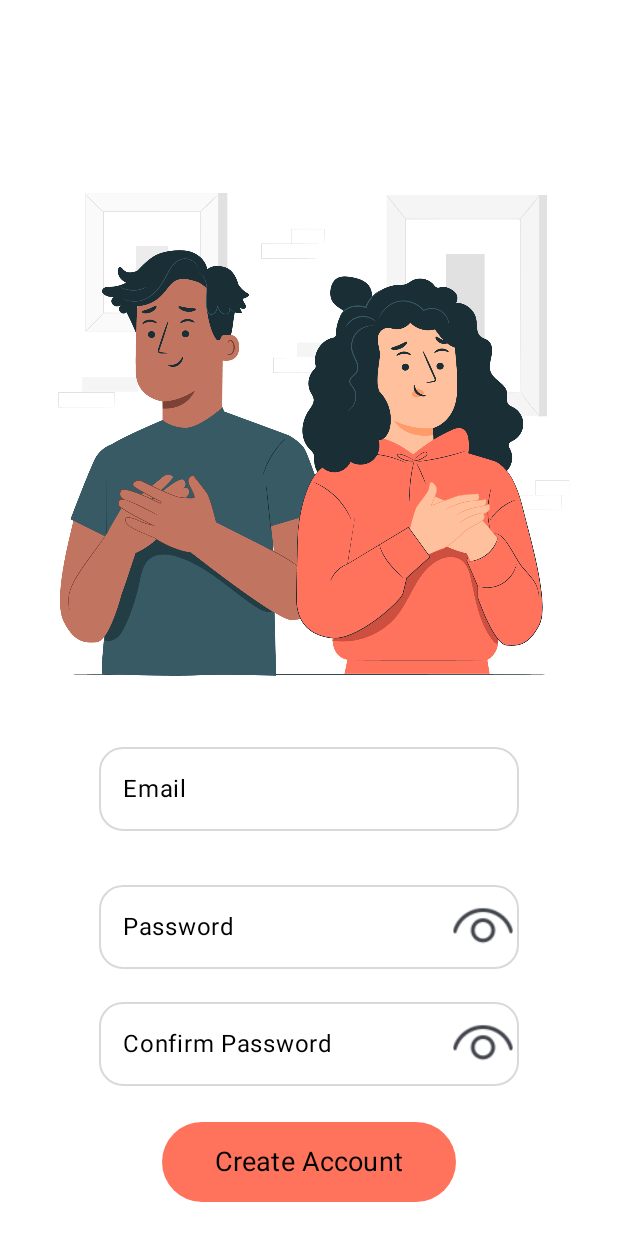
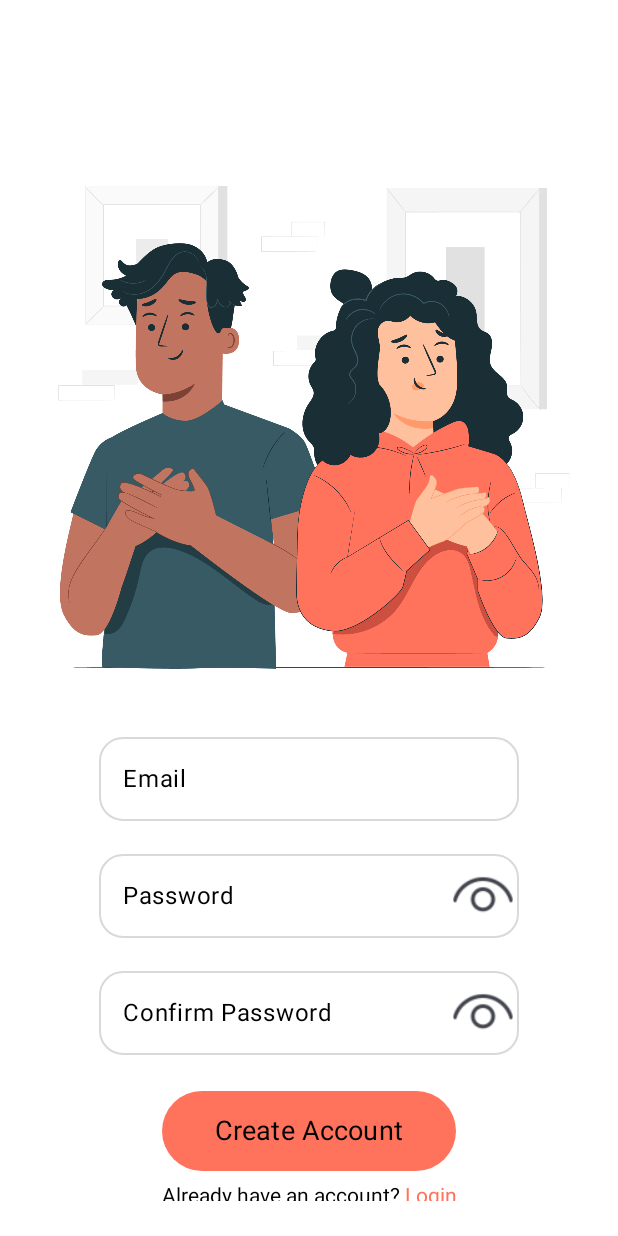
Before and after one commit to Saurabh-Maiti/Whispr, an Android app built with Jetpack Compose: the screen it shows after launch (MainActivity), after a tap on an icon or button, on a phone screen of 412 x 824 dp. Run offline under Robolectric (Android 15) with nearby library versions, the phone set to English and light mode, and no system bars; our stand-ins replace Firebase (no records; nobody signed in at launch, a user with empty details on screens opened directly), livedata-compose.

Commit message:
Changes Made

```diff
--- a/app/src/main/java/com/example/whispr/My_App_Navigation.kt
+++ b/app/src/main/java/com/example/whispr/My_App_Navigation.kt
@@ -27,9 +27,11 @@
         composable(route="signup_screen") {
             signup_screen(navController, authViewModel)
         }
-        composable(route="home_screen") {
-            home_screen(navController, authViewModel)
+        composable(route = "home_screen") {
+
+            home_screen(navController = navController, authViewModel)
         }
+
         composable(route="edit_mode_screen") {
             profile_screen_page(navController, authViewModel)
         }
--- a/app/src/main/java/com/example/whispr/screens/Add_post_Screen.kt
+++ b/app/src/main/java/com/example/whispr/screens/Add_post_Screen.kt
@@ -103,8 +103,10 @@
                 {
                     // Add to Firebase Code
                     val db = FirebaseFirestore.getInstance()
-                    val confession = hashMapOf("text" to confess)
-
+                    val confession = hashMapOf(
+                        "text" to confess,
+                        "timestamp" to com.google.firebase.Timestamp.now()
+                    )
                     db.collection("confessions")
                         .add(confession)
                         .addOnSuccessListener {
--- a/app/src/main/java/com/example/whispr/screens/signup_screen.kt
+++ b/app/src/main/java/com/example/whispr/screens/signup_screen.kt
@@ -6,6 +6,10 @@
 import androidx.compose.foundation.layout.*
 import androidx.compose.foundation.shape.RoundedCornerShape
 import androidx.compose.foundation.text.BasicText
+import androidx.compose.material.icons.Icons
+import androidx.compose.material.icons.filled.KeyboardArrowDown
+import androidx.compose.material.icons.filled.KeyboardArrowUp
+import androidx.compose.material.icons.filled.MoreVert
 import androidx.compose.material3.Button
 import androidx.compose.material3.Text
 import androidx.compose.runtime.Composable
@@ -17,6 +21,8 @@
 import com.example.whispr.R
 import androidx.compose.ui.graphics.Color
 import androidx.compose.material3.ButtonDefaults
+import androidx.compose.material3.DropdownMenu
+import androidx.compose.material3.DropdownMenuItem
 
 import androidx.compose.material3.Icon
 import androidx.compose.material3.IconButton
@@ -37,6 +43,7 @@
 import androidx.compose.ui.text.font.FontWeight
 import androidx.compose.ui.text.input.PasswordVisualTransformation
 import androidx.compose.ui.text.input.VisualTransformation
+import androidx.compose.ui.unit.DpOffset
 import androidx.compose.ui.unit.sp
 import androidx.navigation.NavController
 import com.example.whispr.AuthViewModel
@@ -69,7 +76,7 @@
         horizontalAlignment = Alignment.CenterHorizontally
     )
     {
-        Spacer(Modifier.padding(top = 80.dp))
+        Spacer(Modifier.padding(top = 75.dp))
         Box(
             modifier = Modifier
                 .fillMaxWidth()
@@ -85,7 +92,7 @@
                 contentScale = ContentScale.Fit
             )
         }
-        Spacer(Modifier.padding(top = 14.dp))
+        Spacer(Modifier.padding(top = 12.dp))
         OutlinedTextField(value = email,
             onValueChange = { email = it },
             shape = RoundedCornerShape(16.dp),
@@ -105,12 +112,6 @@
                 unfocusedTextColor = Color.Black
             ))
         Spacer(Modifier.padding(top = 14.dp))
-        Box(modifier = Modifier.width(22.dp))
-        {
-
-        }
-        Spacer(Modifier.padding(top = 14.dp))
-
         OutlinedTextField(value = password,
             visualTransformation =if (password_visible) VisualTransformation.None else PasswordVisualTransformation(),
             onValueChange = { password = it },
```
Also changed, not shown: app/src/main/java/com/example/whispr/screens/home_screen.kt (+8 -4 lines), app/src/main/res/drawable/woman.png (added).
